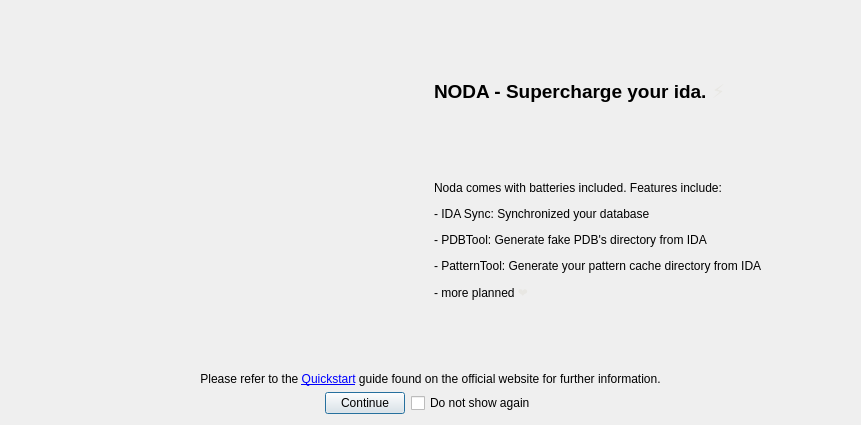
This is code/client/ui/forms/WelcomeDialog.ui in Force67/equilibrium as Qt 5 draws it before an edit. The edited form follows.
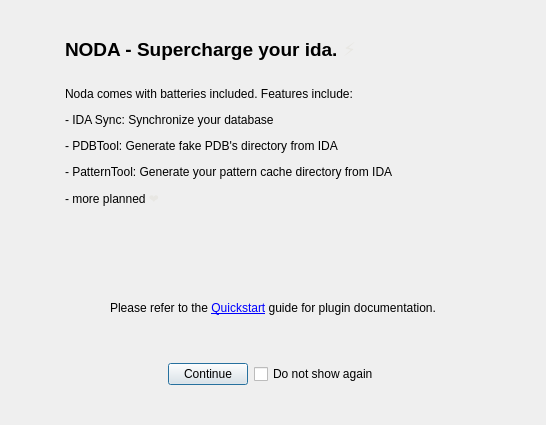
This is the edited form. Icons and pictures are not drawn.

Diff of the .ui file:
```diff
--- a/code/client/ui/forms/WelcomeDialog.ui
+++ b/code/client/ui/forms/WelcomeDialog.ui
@@ -6,7 +6,7 @@
    <rect>
     <x>0</x>
     <y>0</y>
-    <width>861</width>
+    <width>546</width>
     <height>425</height>
    </rect>
   </property>
@@ -38,9 +38,18 @@
    </property>
    <item>
     <widget class="QWidget" name="headerFrame" native="true">
+     <property name="sizePolicy">
+      <sizepolicy hsizetype="Maximum" vsizetype="Maximum">
+       <horstretch>0</horstretch>
+       <verstretch>0</verstretch>
+      </sizepolicy>
+     </property>
      <layout class="QVBoxLayout" name="verticalLayout_5">
       <item>
        <layout class="QHBoxLayout" name="horizontalLayout_2">
+        <property name="sizeConstraint">
+         <enum>QLayout::SetDefaultConstraint</enum>
+        </property>
         <item>
          <widget class="QWidget" name="widget_2" native="true">
           <layout class="QVBoxLayout" name="verticalLayout_4">
@@ -58,6 +67,18 @@
            </property>
            <item>
             <widget class="QLabel" name="labelLogo">
+             <property name="sizePolicy">
+              <sizepolicy hsizetype="Maximum" vsizetype="Maximum">
+               <horstretch>0</horstretch>
+               <verstretch>0</verstretch>
+              </sizepolicy>
+             </property>
+             <property name="minimumSize">
+              <size>
+               <width>50</width>
+               <height>50</height>
+              </size>
+             </property>
              <property name="maximumSize">
               <size>
                <width>50</width>
@@ -122,6 +143,19 @@
             </property>
            </widget>
           </item>
+          <item>
+           <spacer name="horizontalSpacer_3">
+            <property name="orientation">
+             <enum>Qt::Horizontal</enum>
+            </property>
+            <property name="sizeHint" stdset="0">
+             <size>
+              <width>40</width>
+              <height>20</height>
+             </size>
+            </property>
+           </spacer>
+          </item>
           <item>
            <widget class="QLabel" name="labelFeatures">
             <property name="font">
@@ -131,7 +165,7 @@
              </font>
             </property>
             <property name="text">
-             <string>&lt;html&gt;&lt;head/&gt;&lt;body&gt;&lt;p&gt;Noda comes with batteries included. Features include:&lt;/p&gt;&lt;p&gt;- IDA Sync: Synchronized your database&lt;/p&gt;&lt;p&gt;- PDBTool: Generate fake PDB's directory from IDA&lt;/p&gt;&lt;p&gt;- PatternTool: Generate your pattern cache directory from IDA&lt;/p&gt;&lt;p&gt;- more planned &lt;span style=&quot; font-family:'apple color emoji','segoe ui emoji','noto color emoji','android emoji','emojisymbols','emojione mozilla','twemoji mozilla','segoe ui symbol'; font-size:xx-small; color:#e8e7e3;&quot;&gt;❤️&lt;/span&gt;&lt;/p&gt;&lt;p&gt;&lt;br/&gt;&lt;/p&gt;&lt;/body&gt;&lt;/html&gt;</string>
+             <string>&lt;html&gt;&lt;head/&gt;&lt;body&gt;&lt;p&gt;Noda comes with batteries included. Features include:&lt;/p&gt;&lt;p&gt;- IDA Sync: Synchronize your database&lt;/p&gt;&lt;p&gt;- PDBTool: Generate fake PDB's directory from IDA&lt;/p&gt;&lt;p&gt;- PatternTool: Generate your pattern cache directory from IDA&lt;/p&gt;&lt;p&gt;- more planned &lt;span style=&quot; font-family:'apple color emoji','segoe ui emoji','noto color emoji','android emoji','emojisymbols','emojione mozilla','twemoji mozilla','segoe ui symbol'; color:#e8e7e3;&quot;&gt;❤️&lt;/span&gt;&lt;/p&gt;&lt;p&gt;&lt;br/&gt;&lt;/p&gt;&lt;/body&gt;&lt;/html&gt;</string>
             </property>
             <property name="textFormat">
              <enum>Qt::RichText</enum>
@@ -170,13 +204,19 @@
      </property>
      <item>
       <widget class="QLabel" name="label_5">
+       <property name="sizePolicy">
+        <sizepolicy hsizetype="Minimum" vsizetype="Maximum">
+         <horstretch>0</horstretch>
+         <verstretch>0</verstretch>
+        </sizepolicy>
+       </property>
        <property name="font">
         <font>
          <kerning>true</kerning>
         </font>
        </property>
        <property name="text">
-        <string>&lt;html&gt;&lt;head/&gt;&lt;body&gt;&lt;p&gt;Please refer to the &lt;a href=&quot;https://github.com/NomadGroup/NODA/tree/devel&quot;&gt;&lt;span style=&quot; text-decoration: underline; color:#0000ff;&quot;&gt;Quickstart&lt;/span&gt;&lt;/a&gt; guide found on the official website for further information.&lt;/p&gt;&lt;/body&gt;&lt;/html&gt;</string>
+        <string>&lt;html&gt;&lt;head/&gt;&lt;body&gt;&lt;p&gt;Please refer to the &lt;a href=&quot;https://github.com/NomadGroup/NODA/tree/devel&quot;&gt;&lt;span style=&quot; text-decoration: underline; color:#0000ff;&quot;&gt;Quickstart&lt;/span&gt;&lt;/a&gt; guide for plugin documentation.&lt;/p&gt;&lt;/body&gt;&lt;/html&gt;</string>
        </property>
        <property name="textFormat">
         <enum>Qt::RichText</enum>
```
